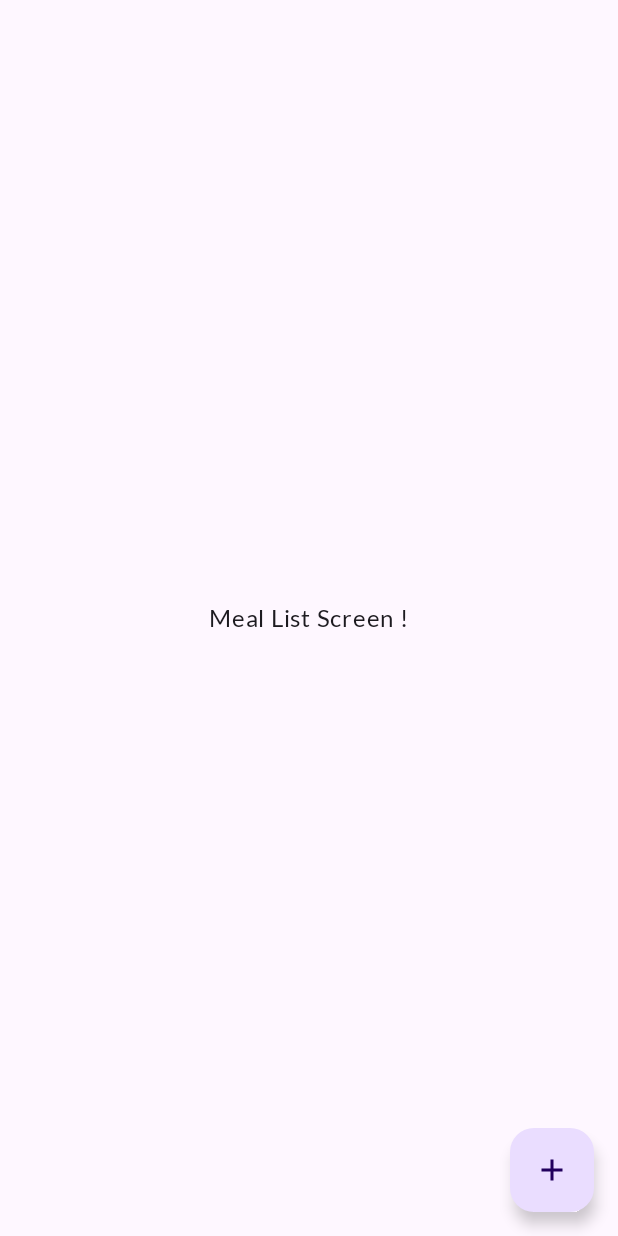
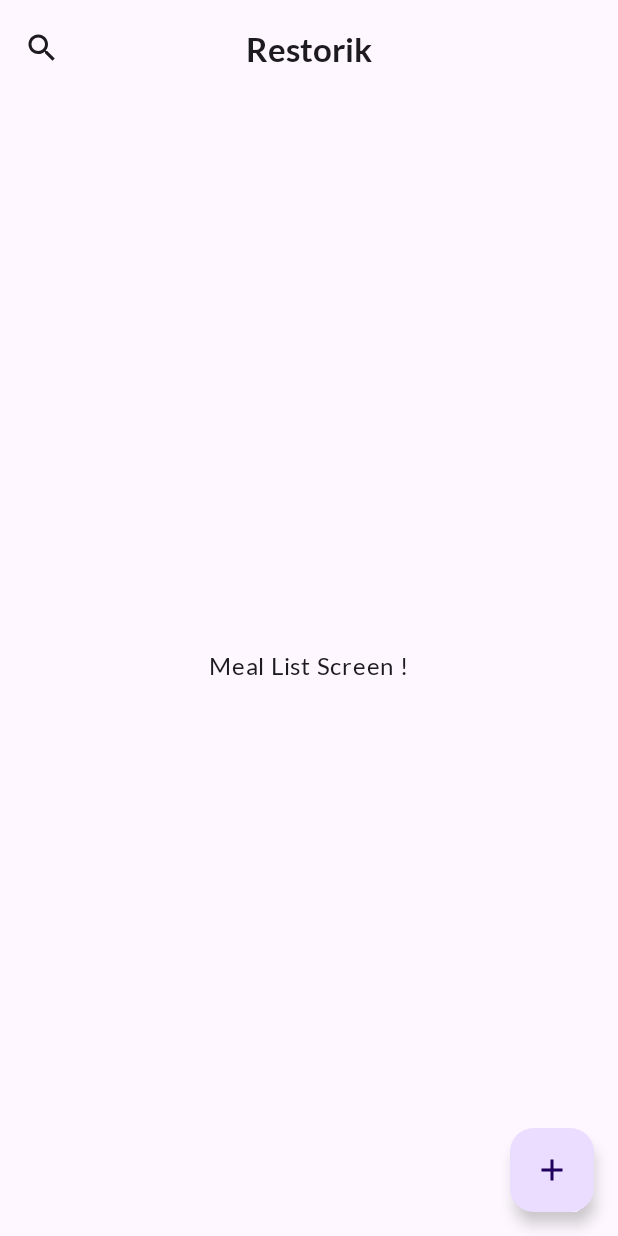
Before and after one commit to jeromedusanter95/Restorik, an Android app built with Jetpack Compose: the screen it shows after launch (MainActivity), on a phone screen of 412 x 824 dp. Run offline under Robolectric (Android 15) with nearby library versions, the phone set to English and light mode, and no system bars; our stand-ins replace Dagger/Hilt's generated code.

Commit message:
Add top bar to Scaffold

```diff
--- a/app/src/main/java/com/jeromedusanter/restorik/ui/RestorikApp.kt
+++ b/app/src/main/java/com/jeromedusanter/restorik/ui/RestorikApp.kt
@@ -9,6 +9,7 @@ import androidx.compose.material3.Scaffold
 import androidx.compose.runtime.Composable
 import androidx.compose.runtime.getValue
 import androidx.compose.ui.Modifier
+import androidx.compose.ui.res.stringResource
 import androidx.navigation.compose.currentBackStackEntryAsState
 import androidx.navigation.compose.rememberNavController
 import com.jeromedusanter.restorik.feature.meal.navigation.MealDestinations
@@ -24,7 +25,15 @@ fun RestorikApp(modifier: Modifier = Modifier) {
 
     Scaffold(
         modifier = modifier,
-        topBar = {},
+        topBar = {
+            RestorikTopBar(
+                modifier = modifier,
+                title = stringResource(MealDestinations.getLabelByResId(currentRoute)),
+                shouldShowBackButton = currentRoute != MealDestinations.MealList.route,
+                onBackButtonClick = { navController.popBackStack() },
+                onSearchButtonClick = { TODO() }
+            )
+        },
         bottomBar = {},
         snackbarHost = {},
         floatingActionButton = {
--- /dev/null
+++ b/app/src/main/java/com/jeromedusanter/restorik/ui/RestorikTopBar.kt
@@ -0,0 +1,38 @@
+package com.jeromedusanter.restorik.ui
+
+import androidx.compose.material.icons.Icons
+import androidx.compose.material.icons.automirrored.filled.ArrowBack
+import androidx.compose.material.icons.filled.Search
+import androidx.compose.material3.CenterAlignedTopAppBar
+import androidx.compose.material3.ExperimentalMaterial3Api
+import androidx.compose.material3.Icon
+import androidx.compose.material3.IconButton
+import androidx.compose.material3.Text
+import androidx.compose.runtime.Composable
+import androidx.compose.ui.Modifier
+
+@OptIn(ExperimentalMaterial3Api::class)
+@Composable
+fun RestorikTopBar(
+    modifier: Modifier = Modifier,
+    title: String,
+    shouldShowBackButton: Boolean = false,
+    onBackButtonClick: () -> Unit = {},
+    onSearchButtonClick: () -> Unit = {}
+) {
+    CenterAlignedTopAppBar(
+        title = { Text(text = title) },
+        modifier = modifier,
+        navigationIcon = {
+            if (shouldShowBackButton) {
+                IconButton(onClick = onBackButtonClick) {
+                    Icon(Icons.AutoMirrored.Filled.ArrowBack, contentDescription = "Back")
+                }
+            } else {
+                IconButton(onClick = onSearchButtonClick) {
+                    Icon(Icons.Filled.Search, contentDescription = "Search")
+                }
+            }
+        },
+    )
+}
--- a/feature/meal/src/main/java/com/jeromedusanter/restorik/feature/meal/navigation/MealDestinations.kt
+++ b/feature/meal/src/main/java/com/jeromedusanter/restorik/feature/meal/navigation/MealDestinations.kt
@@ -2,12 +2,15 @@ package com.jeromedusanter.restorik.feature.meal.navigation
 
 import androidx.navigation.NavType
 import androidx.navigation.navArgument
+import com.jeromedusanter.restorik.feature.meal.R
 
 sealed class MealDestinations {
     abstract val route: String
+    abstract val labelResId: Int
 
     data object MealList : MealDestinations() {
         override val route = "meal_list"
+        override val labelResId = R.string.feature_meal_list_title
     }
 
     data object MealDetail : MealDestinations() {
@@ -17,9 +20,22 @@ sealed class MealDestinations {
         val arguments = listOf(
             navArgument(mealIdArg) { type = NavType.IntType }
         )
+        override val labelResId = R.string.feature_meal_detail_title
     }
 
     data object MealEditor : MealDestinations() {
         override val route: String = "meal_editor"
+        override val labelResId = R.string.feature_meal_editor_title
+    }
+
+    companion object {
+        fun getLabelByResId(route: String?): Int {
+            return when (route) {
+                MealList.route -> MealList.labelResId
+                MealDetail.routeWithArgs -> MealDetail.labelResId
+                MealEditor.route -> MealEditor.labelResId
+                else -> MealList.labelResId
+            }
+        }
     }
 }
--- /dev/null
+++ b/feature/meal/src/main/res/values/strings.xml
@@ -0,0 +1,6 @@
+<?xml version="1.0" encoding="utf-8"?>
+<resources>
+    <string name="feature_meal_list_title">Restorik</string>
+    <string name="feature_meal_editor_title">Ajouter un repas</string>
+    <string name="feature_meal_detail_title">Détail du repas</string>
+</resources>
```
